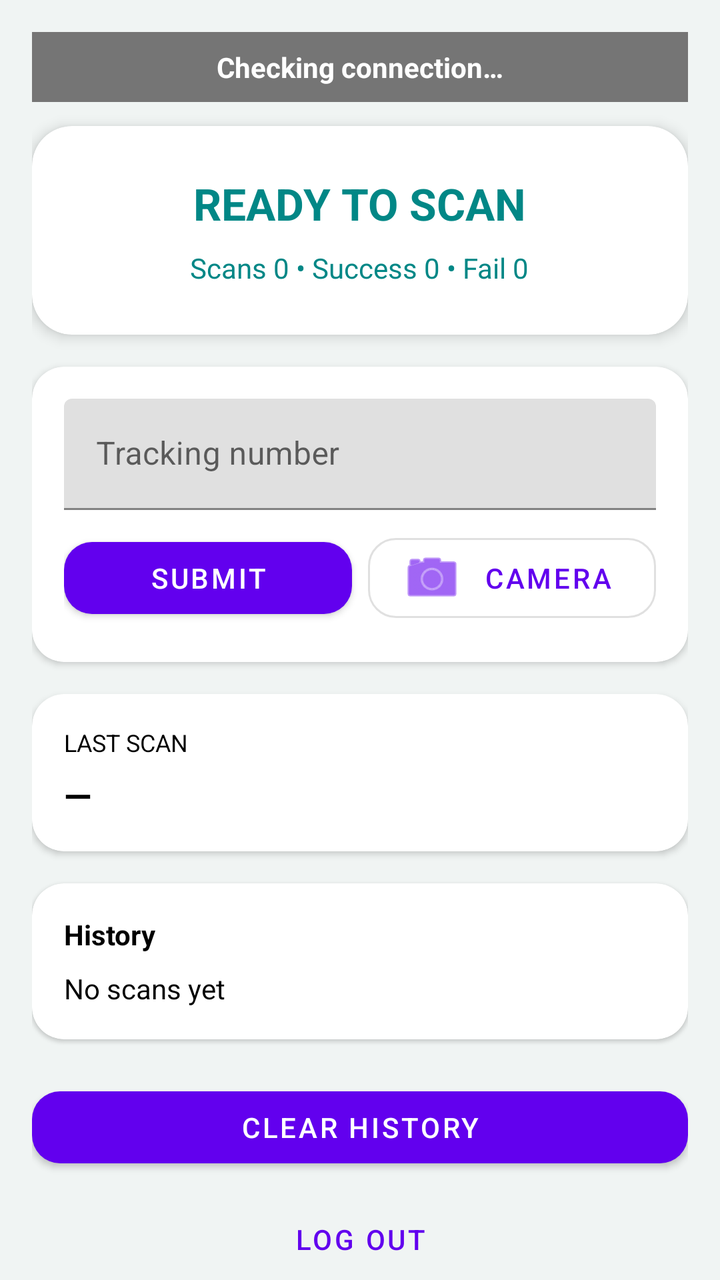
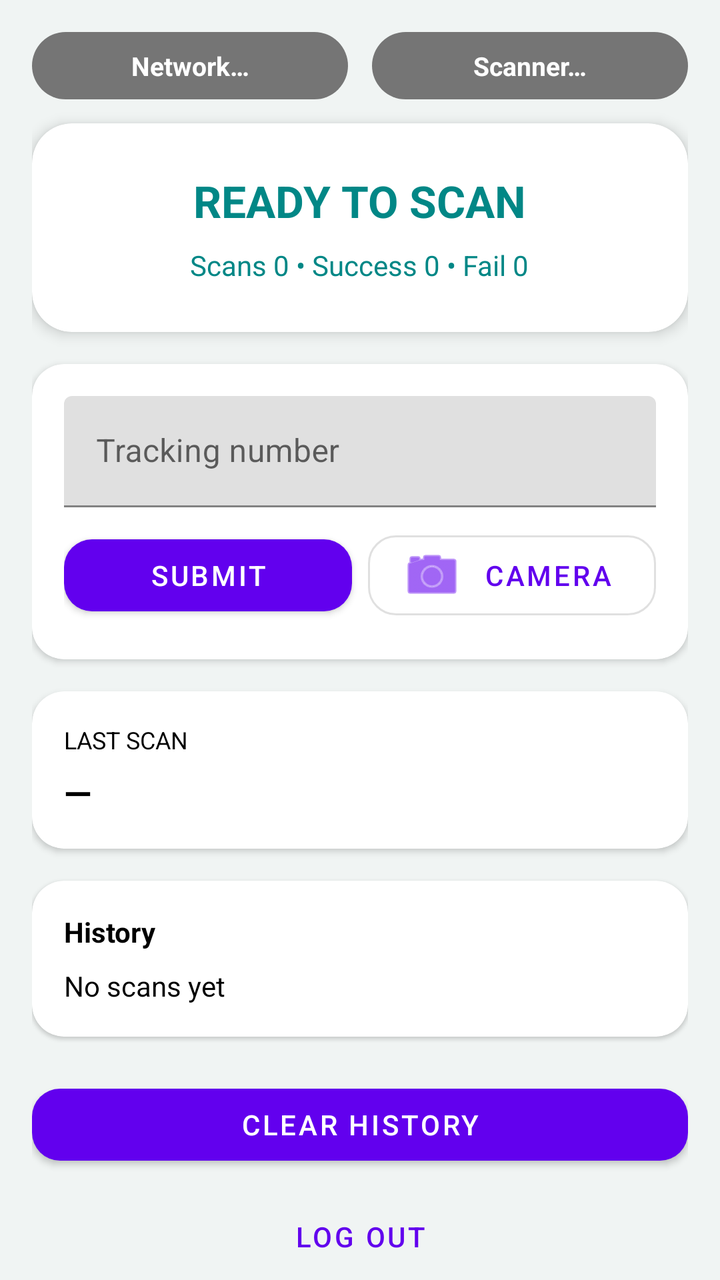

Screens rendered from an Android XML layout before and after an edit, with the pre-edit source and the edit as a unified diff.
<!-- AndroidManifest.xml: application theme Theme.FireDatabase -->
<!-- res/layout/activity_scanner.xml -->
<?xml version="1.0" encoding="utf-8"?>

<androidx.core.widget.NestedScrollView
    xmlns:android="http://schemas.android.com/apk/res/android"
    xmlns:app="http://schemas.android.com/apk/res-auto"
    android:layout_width="match_parent"
    android:layout_height="match_parent"
    android:background="@color/background">

    <androidx.constraintlayout.widget.ConstraintLayout
        android:layout_width="match_parent"
        android:layout_height="wrap_content"
        android:padding="16dp">

        


        
        <TextView
            android:id="@+id/tvConnection"
            android:layout_width="0dp"
            android:layout_height="wrap_content"
            android:gravity="center"
            android:padding="8dp"
            android:text="Checking connection…"
            android:textColor="@android:color/white"
            android:textStyle="bold"
            android:background="#757575"
            app:layout_constraintTop_toTopOf="parent"
            app:layout_constraintStart_toStartOf="parent"
            app:layout_constraintEnd_toEndOf="parent"/>

        
        <com.google.android.material.card.MaterialCardView
            android:id="@+id/cardStatus"
            android:layout_width="0dp"
            android:layout_height="wrap_content"
            android:layout_marginTop="12dp"
            app:layout_constraintTop_toBottomOf="@id/tvConnection"
            app:cardCornerRadius="20dp"
            app:cardElevation="4dp"

            app:layout_constraintStart_toStartOf="parent"
            app:layout_constraintEnd_toEndOf="parent">

            <LinearLayout
                android:layout_width="match_parent"
                android:layout_height="wrap_content"
                android:orientation="vertical"
                android:gravity="center"
                android:padding="24dp">

                <ProgressBar
                    android:id="@+id/progressSending"
                    android:layout_width="40dp"
                    android:layout_height="40dp"
                    android:layout_marginBottom="8dp"
                    android:indeterminateTint="@android:color/white"
                    android:visibility="gone"/>

                <TextView
                    android:id="@+id/tvStatus"
                    android:layout_width="wrap_content"
                    android:layout_height="wrap_content"
                    android:text="READY TO SCAN"
                    android:gravity="center"
                    android:textSize="22sp"
                    android:textStyle="bold"
                    android:textColor="@color/teal_700"/>

                <TextView
                    android:id="@+id/tvCounts"
                    android:layout_width="wrap_content"
                    android:layout_height="wrap_content"
                    android:text="Scans 0 • Success 0 • Fail 0"
                    android:textSize="14sp"
                    android:textColor="@color/teal_700"
                    android:layout_marginTop="8dp"/>

            </LinearLayout>
        </com.google.android.material.card.MaterialCardView>

        
        <com.google.android.material.card.MaterialCardView
            android:id="@+id/cardInput"
            android:layout_width="0dp"
            android:layout_height="wrap_content"
            android:layout_marginTop="16dp"
            app:cardCornerRadius="16dp"
            app:cardElevation="2dp"
            app:layout_constraintTop_toBottomOf="@id/cardStatus"
            app:layout_constraintStart_toStartOf="parent"
            app:layout_constraintEnd_toEndOf="parent">

            <LinearLayout
                android:layout_width="match_parent"
                android:layout_height="wrap_content"
                android:orientation="vertical"
                android:padding="16dp">

                <com.google.android.material.textfield.TextInputLayout
                    android:id="@+id/tilManual"
                    android:layout_width="match_parent"
                    android:layout_height="wrap_content"
                    android:hint="Tracking number">

                    <com.google.android.material.textfield.TextInputEditText
                        android:id="@+id/etManual"
                        android:layout_width="match_parent"
                        android:layout_height="wrap_content"
                        android:imeOptions="actionDone"
                        android:inputType="textNoSuggestions|textCapCharacters"
                        android:maxLines="1"/>
                </com.google.android.material.textfield.TextInputLayout>

                <LinearLayout
                    android:layout_width="match_parent"
                    android:layout_height="wrap_content"
                    android:layout_marginTop="8dp"
                    android:orientation="horizontal">

                    <com.google.android.material.button.MaterialButton
                        android:id="@+id/btnSubmitManual"
                        android:layout_width="0dp"
                        android:layout_height="wrap_content"
                        android:layout_weight="1"
                        android:layout_marginEnd="8dp"
                        android:text="Submit"
                        app:cornerRadius="14dp"/>

                    <com.google.android.material.button.MaterialButton
                        android:id="@+id/btnCameraScan"
                        style="@style/Widget.MaterialComponents.Button.OutlinedButton"
                        android:layout_width="0dp"
                        android:layout_height="wrap_content"
                        android:layout_weight="1"
                        android:text="Camera"
                        app:icon="@android:drawable/ic_menu_camera"
                        app:cornerRadius="14dp"/>
                </LinearLayout>

            </LinearLayout>
        </com.google.android.material.card.MaterialCardView>

        
        <com.google.android.material.card.MaterialCardView
            android:id="@+id/cardLastScan"
            android:layout_width="0dp"
            android:layout_height="wrap_content"
            android:layout_marginTop="16dp"
            app:cardCornerRadius="16dp"
            app:cardElevation="2dp"
            app:layout_constraintTop_toBottomOf="@id/cardInput"
            app:layout_constraintStart_toStartOf="parent"
            app:layout_constraintEnd_toEndOf="parent">

            <LinearLayout
                android:layout_width="match_parent"
                android:layout_height="wrap_content"
                android:orientation="vertical"
                android:padding="16dp">

                <TextView
                    android:layout_width="wrap_content"
                    android:layout_height="wrap_content"
                    android:text="Last Scan"
                    android:textSize="12sp"
                    android:textAllCaps="true"
                    android:textColor="@color/black"/>

                <TextView
                    android:id="@+id/tvScanned"
                    android:layout_width="match_parent"
                    android:layout_height="wrap_content"
                    android:text="—"
                    android:textSize="18sp"
                    android:textStyle="bold"
                    android:textColor="@color/black"
                    android:layout_marginTop="6dp"/>

            </LinearLayout>
        </com.google.android.material.card.MaterialCardView>

        
        <com.google.android.material.card.MaterialCardView
            android:id="@+id/cardHistory"
            android:layout_width="0dp"
            android:layout_height="wrap_content"
            android:layout_marginTop="16dp"
            app:cardCornerRadius="16dp"
            app:cardElevation="1dp"
            app:layout_constraintTop_toBottomOf="@id/cardLastScan"
            app:layout_constraintStart_toStartOf="parent"
            app:layout_constraintEnd_toEndOf="parent">

            <LinearLayout
                android:layout_width="match_parent"
                android:layout_height="wrap_content"
                android:orientation="vertical"
                android:padding="16dp">

                <TextView
                    android:layout_width="wrap_content"
                    android:layout_height="wrap_content"
                    android:text="History"
                    android:textSize="14sp"
                    android:textStyle="bold"
                    android:textColor="@color/black"/>

                <TextView
                    android:id="@+id/tvHistory"
                    android:layout_width="match_parent"
                    android:layout_height="wrap_content"
                    android:text="No scans yet"
                    android:textSize="14sp"
                    android:textColor="@color/black"
                    android:layout_marginTop="8dp"/>

            </LinearLayout>
        </com.google.android.material.card.MaterialCardView>

        
        <com.google.android.material.button.MaterialButton
            android:id="@+id/btnClearHistory"
            android:layout_width="0dp"
            android:layout_height="wrap_content"
            android:text="Clear History"
            android:layout_marginTop="20dp"
            app:cornerRadius="14dp"
            app:layout_constraintTop_toBottomOf="@id/cardHistory"
            app:layout_constraintStart_toStartOf="parent"
            app:layout_constraintEnd_toEndOf="parent"/>

        <com.google.android.material.button.MaterialButton
            android:id="@+id/btnLogout"
            style="@style/Widget.MaterialComponents.Button.TextButton"
            android:layout_width="0dp"
            android:layout_height="wrap_content"
            android:text="Log out"
            android:layout_marginTop="8dp"
            app:layout_constraintTop_toBottomOf="@id/btnClearHistory"
            app:layout_constraintStart_toStartOf="parent"
            app:layout_constraintEnd_toEndOf="parent"/>

    </androidx.constraintlayout.widget.ConstraintLayout>
</androidx.core.widget.NestedScrollView>
<!-- resources referenced by this layout -->
<resources>
  <color name="background">#F0F4F3</color>
  <color name="black">#FF000000</color>
  <color name="teal_700">#FF018786</color>
  <style name="Theme.FireDatabase" parent="Theme.MaterialComponents.DayNight.NoActionBar">
          
          <item name="colorPrimary">@color/purple_500</item>
          <item name="colorPrimaryVariant">@color/purple_700</item>
          <item name="colorOnPrimary">@color/white</item>
          
          <item name="colorSecondary">@color/teal_200</item>
          <item name="colorSecondaryVariant">@color/teal_700</item>
          <item name="colorOnSecondary">@color/black</item>
          
          <item name="android:statusBarColor" tools:targetApi="l">?attr/colorPrimaryVariant</item>
          
      </style>
  <color name="purple_500">#FF6200EE</color>
  <color name="purple_700">#FF3700B3</color>
  <color name="white">#FFFFFFFF</color>
  <color name="teal_200">#FF03DAC5</color>
</resources>

<!-- the commit's change to res/layout/activity_scanner.xml (unified diff, before → after) -->
@@ -16,17 +16,69 @@
 
 
         
+        <LinearLayout
+            android:id="@+id/rowHealth"
+            android:layout_width="0dp"
+            android:layout_height="wrap_content"
+            android:orientation="horizontal"
+            app:layout_constraintTop_toTopOf="parent"
+            app:layout_constraintStart_toStartOf="parent"
+            app:layout_constraintEnd_toEndOf="parent">
+
+            <TextView
+                android:id="@+id/tvNetwork"
+                android:layout_width="0dp"
+                android:layout_height="wrap_content"
+                android:layout_weight="1"
+                android:layout_marginEnd="6dp"
+                android:background="@drawable/bg_pill"
+                android:backgroundTint="#757575"
+                android:gravity="center"
+                android:maxLines="1"
+                android:ellipsize="end"
+                android:paddingTop="8dp"
+                android:paddingBottom="8dp"
+                android:paddingStart="12dp"
+                android:paddingEnd="12dp"
+                android:text="Network…"
+                android:textColor="@android:color/white"
+                android:textSize="13sp"
+                android:textStyle="bold"/>
+
+            <TextView
+                android:id="@+id/tvScannerHealth"
+                android:layout_width="0dp"
+                android:layout_height="wrap_content"
+                android:layout_weight="1"
+                android:layout_marginStart="6dp"
+                android:background="@drawable/bg_pill"
+                android:backgroundTint="#757575"
+                android:foreground="?attr/selectableItemBackground"
+                android:clickable="true"
+                android:focusable="true"
+                android:gravity="center"
+                android:maxLines="1"
+                android:ellipsize="end"
+                android:paddingTop="8dp"
+                android:paddingBottom="8dp"
+                android:paddingStart="12dp"
+                android:paddingEnd="12dp"
+                android:text="Scanner…"
+                android:textColor="@android:color/white"
+                android:textSize="13sp"
+                android:textStyle="bold"/>
+        </LinearLayout>
+
         <TextView
-            android:id="@+id/tvConnection"
-            android:layout_width="0dp"
-            android:layout_height="wrap_content"
+            android:id="@+id/tvScannerDetail"
+            android:layout_width="0dp"
+            android:layout_height="wrap_content"
+            android:layout_marginTop="6dp"
             android:gravity="center"
-            android:padding="8dp"
-            android:text="Checking connection…"
-            android:textColor="@android:color/white"
-            android:textStyle="bold"
-            android:background="#757575"
-            app:layout_constraintTop_toTopOf="parent"
+            android:textSize="12sp"
+            android:textColor="#616161"
+            android:visibility="gone"
+            app:layout_constraintTop_toBottomOf="@id/rowHealth"
             app:layout_constraintStart_toStartOf="parent"
             app:layout_constraintEnd_toEndOf="parent"/>
 
@@ -36,7 +88,7 @@
             android:layout_width="0dp"
             android:layout_height="wrap_content"
             android:layout_marginTop="12dp"
-            app:layout_constraintTop_toBottomOf="@id/tvConnection"
+            app:layout_constraintTop_toBottomOf="@id/tvScannerDetail"
             app:cardCornerRadius="20dp"
             app:cardElevation="4dp"
 
<!-- resource entries referenced after the edit -->
@@ -3,6 +3,12 @@
   <color name="background">#F0F4F3</color>
   <color name="black">#FF000000</color>
   <color name="teal_700">#FF018786</color>
+  <!-- drawable bg_pill (drawable) -->
+  <?xml version="1.0" encoding="utf-8"?>
+  <shape xmlns:android="http://schemas.android.com/apk/res/android" android:shape="rectangle">
+      <solid android:color="#FFFFFF" />
+      <corners android:radius="20dp" />
+  </shape>
   <style name="Theme.FireDatabase" parent="Theme.MaterialComponents.DayNight.NoActionBar">
           
           <item name="colorPrimary">@color/purple_500</item>
